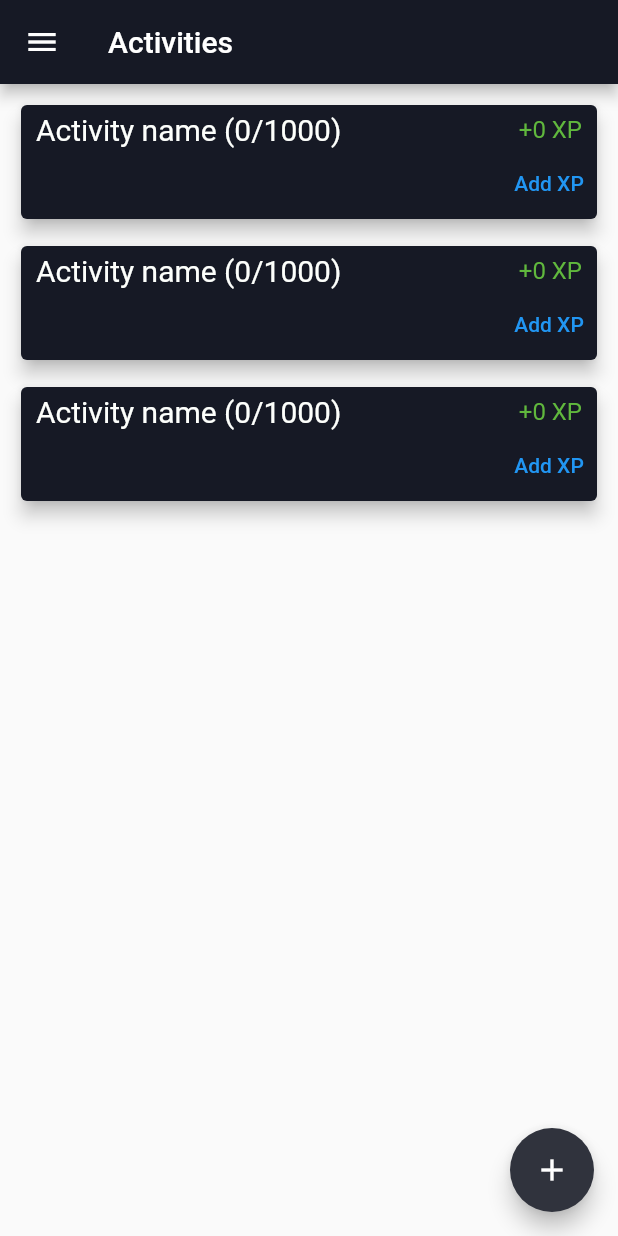
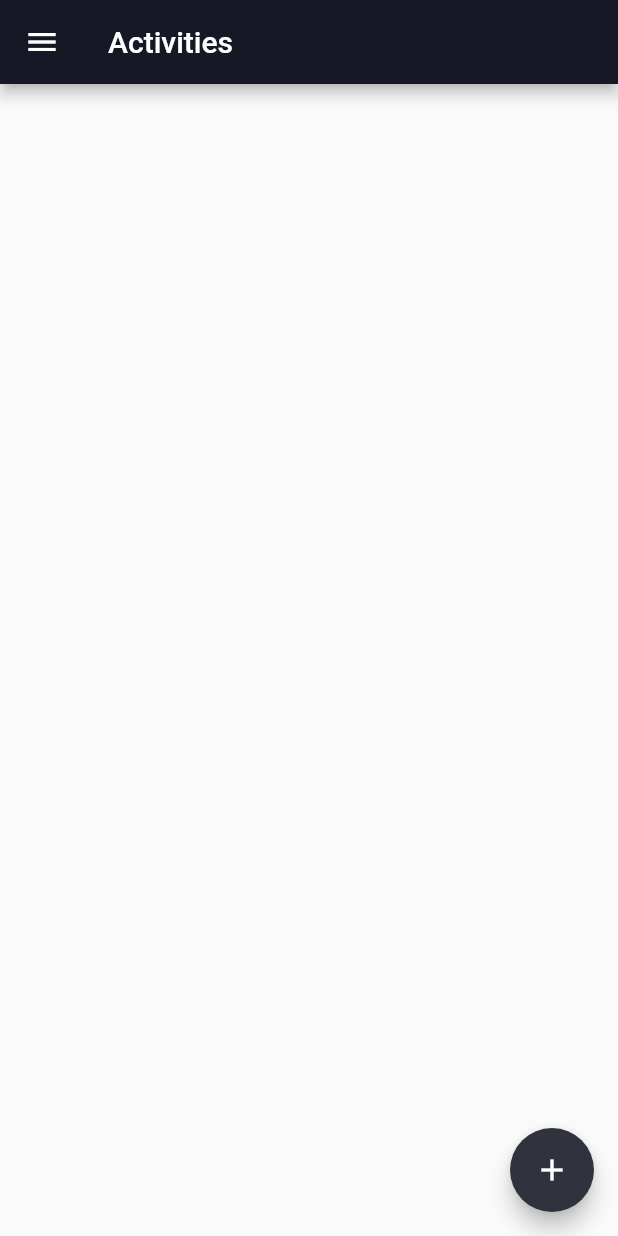
Before and after one commit to HelloWorld183L/Skill-Tree, a Flutter app: the screen it shows after launch, on a phone screen of 412 x 824 dp. Run offline on Flutter 3.47's test engine with Material 2 defaults, Android fonts, the phone set to English and light mode, and no system bars.

Commit message:
Random editing
Because why not.

```diff
--- a/lib/routes/activitiesRoute.dart
+++ b/lib/routes/activitiesRoute.dart
@@ -28,10 +28,10 @@ class _ActivitiesRouteState extends State<ActivitiesRoute> {
       child: Column(
           mainAxisSize: MainAxisSize.max,
           mainAxisAlignment: MainAxisAlignment.start,
-          children: <Widget>[
+          children: [
             Expanded(
                 child: ListView.builder(
-                    itemCount: 3,
+                    itemCount: 0,
                     itemBuilder: (context, i) => activitiesContainer()))
           ]),
     );
@@ -48,9 +48,9 @@ class _ActivitiesRouteState extends State<ActivitiesRoute> {
             child: Padding(
                 padding: const EdgeInsets.only(left: 10, top: 5),
                 child: Column(
-                  children: <Widget>[
+                  children: [
                     Row(
-                      children: <Widget>[
+                      children: [
                         activityName(),
                         Spacer(),
                         activityXPIncrease(),
```
